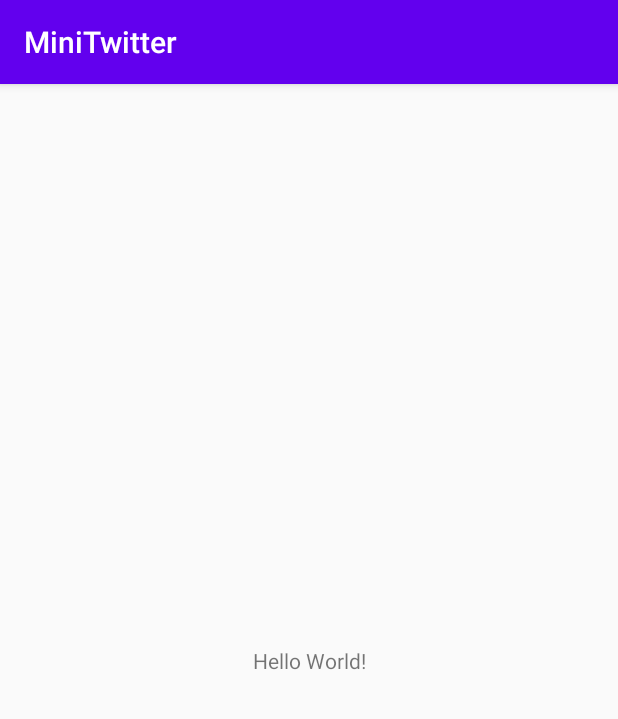
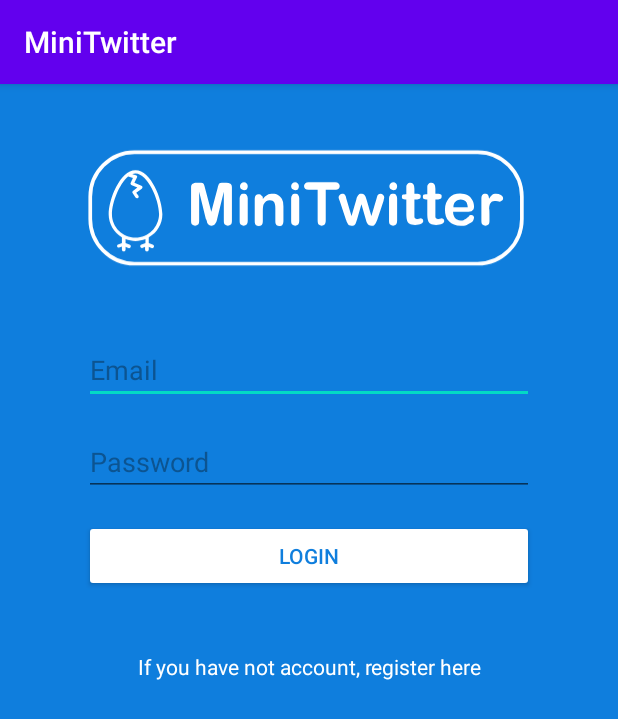
Before and after one commit to richiejoel/MiniTwitter, an Android app: the screen it shows after launch (MainActivity), on a phone screen of 412 x 824 dp. Shown: the top 719 px of the screen. Run offline under Robolectric (Android 15) with nearby library versions, the phone set to English and light mode, and no system bars.

Commit message:
Design screen login

```diff
--- a/app/src/main/res/layout/activity_main.xml
+++ b/app/src/main/res/layout/activity_main.xml
@@ -4,15 +4,84 @@
     xmlns:tools="http://schemas.android.com/tools"
     android:layout_width="match_parent"
     android:layout_height="match_parent"
+    android:background="@color/colorBlue"
     tools:context=".MainActivity">
 
+    <ImageView
+        android:id="@+id/imgLogo"
+        android:layout_width="300dp"
+        android:layout_height="100dp"
+        app:layout_constraintRight_toRightOf="parent"
+        app:layout_constraintLeft_toLeftOf="parent"
+        app:layout_constraintTop_toTopOf="parent"
+        android:src="@drawable/ic_logo_minitwitter_white"
+        android:layout_marginTop="32dp"
+        app:layout_constraintHorizontal_bias="0.5"
+        app:layout_constraintVertical_chainStyle="packed"
+        />
+
+    <EditText
+        android:id="@+id/loginEmail"
+        android:layout_width="0dp"
+        android:layout_height="wrap_content"
+        android:inputType="textEmailAddress"
+        android:hint="@string/hint_email"
+        android:layout_marginTop="36dp"
+        android:textColor="@android:color/white"
+        android:textColorHighlight="@color/colorBlueDark"
+        android:textColorHint="@color/colorBlueDark"
+        android:textColorLink="@android:color/white"
+        app:layout_constraintTop_toBottomOf="@id/imgLogo"
+        app:layout_constraintLeft_toLeftOf="@id/imgLogo"
+        app:layout_constraintRight_toRightOf="@id/imgLogo"
+        app:layout_constraintHorizontal_bias="0.5"
+        />
+
+    <EditText
+        android:id="@+id/loginPassword"
+        android:layout_width="0dp"
+        android:layout_height="wrap_content"
+        android:inputType="textPassword"
+        android:hint="@string/hint_password"
+        android:layout_marginTop="16dp"
+        android:textColor="@android:color/white"
+        android:textColorHighlight="@color/colorBlueDark"
+        android:textColorHint="@color/colorBlueDark"
+        android:textColorLink="@android:color/white"
+        app:layout_constraintTop_toBottomOf="@id/loginEmail"
+        app:layout_constraintLeft_toLeftOf="@id/loginEmail"
+        app:layout_constraintRight_toRightOf="@id/loginEmail"
+        app:layout_constraintHorizontal_bias="0.5"
+        />
+
+    <Button
+        android:id="@+id/btnLogin"
+        android:layout_width="0dp"
+        android:layout_height="wrap_content"
+        android:text="@string/btn_login"
+        android:layout_marginTop="16dp"
+        android:backgroundTint="@android:color/white"
+        android:textColor="@color/colorBlue"
+        app:layout_constraintTop_toBottomOf="@id/loginPassword"
+        app:layout_constraintLeft_toLeftOf="@id/loginPassword"
+        app:layout_constraintRight_toRightOf="@id/loginPassword"
+        app:layout_constraintHorizontal_bias="0.5"
+        />
+
     <TextView
-        android:layout_width="wrap_content"
+        android:id="@+id/txtCreateAccount"
+        android:layout_width="0dp"
         android:layout_height="wrap_content"
-        android:text="Hello World!"
-        app:layout_constraintBottom_toBottomOf="parent"
-        app:layout_constraintLeft_toLeftOf="parent"
-        app:layout_constraintRight_toRightOf="parent"
-        app:layout_constraintTop_toTopOf="parent" />
+        android:text="@string/txt_create_account"
+        android:textColor="@android:color/white"
+        android:gravity="center"
+        app:layout_constraintTop_toBottomOf="@id/btnLogin"
+        app:layout_constraintLeft_toLeftOf="@id/btnLogin"
+        app:layout_constraintRight_toRightOf="@id/btnLogin"
+        app:layout_constraintHorizontal_bias="0.5"
+        android:layout_marginTop="40dp"
+        />
+
+
 
 </androidx.constraintlayout.widget.ConstraintLayout>
--- a/app/src/main/res/values/colors.xml
+++ b/app/src/main/res/values/colors.xml
@@ -3,5 +3,6 @@
     <color name="colorPrimary">#6200EE</color>
     <color name="colorPrimaryDark">#3700B3</color>
     <color name="colorAccent">#03DAC5</color>
-    <color name="colorAzul">#0F7EDD</color>
+    <color name="colorBlue">#0F7EDD</color>
+    <color name="colorBlueDark">#0C5491</color>
 </resources>
--- a/app/src/main/res/values/strings.xml
+++ b/app/src/main/res/values/strings.xml
@@ -1,3 +1,10 @@
 <resources>
     <string name="app_name">MiniTwitter</string>
+
+    <!-- Pantalla Login -->
+    <string name="hint_email">Email</string>
+    <string name="hint_password">Password</string>
+    <string name="btn_login">Login</string>
+    <string name="txt_create_account">If you have not account, register here</string>
+
 </resources>
```
